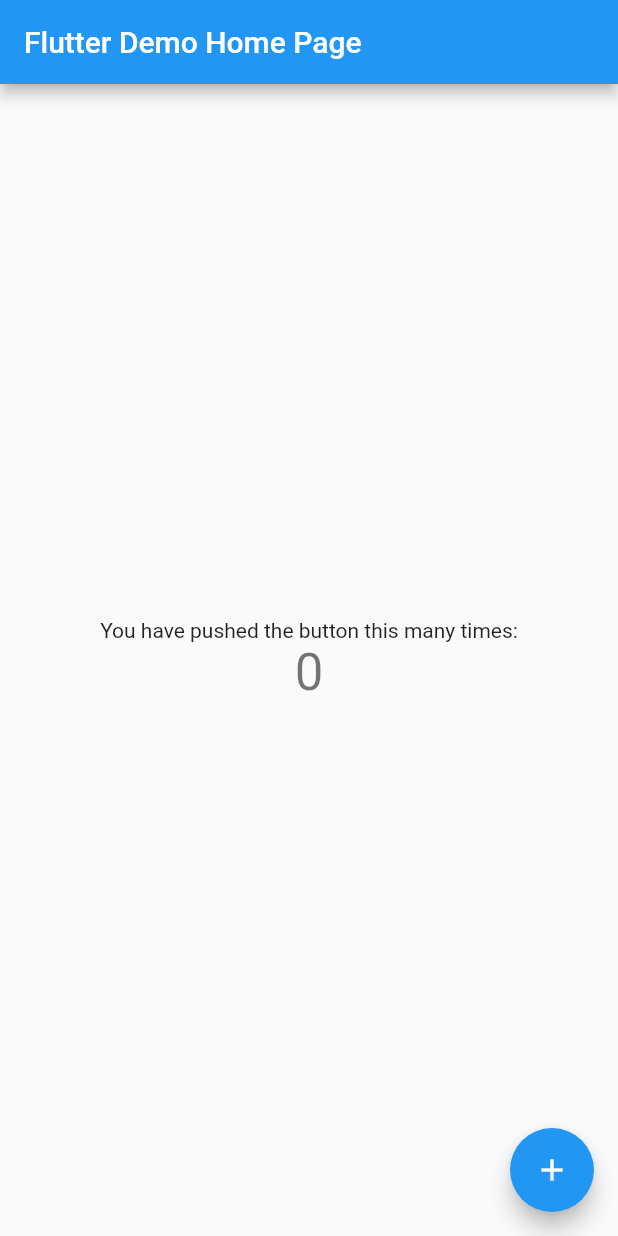
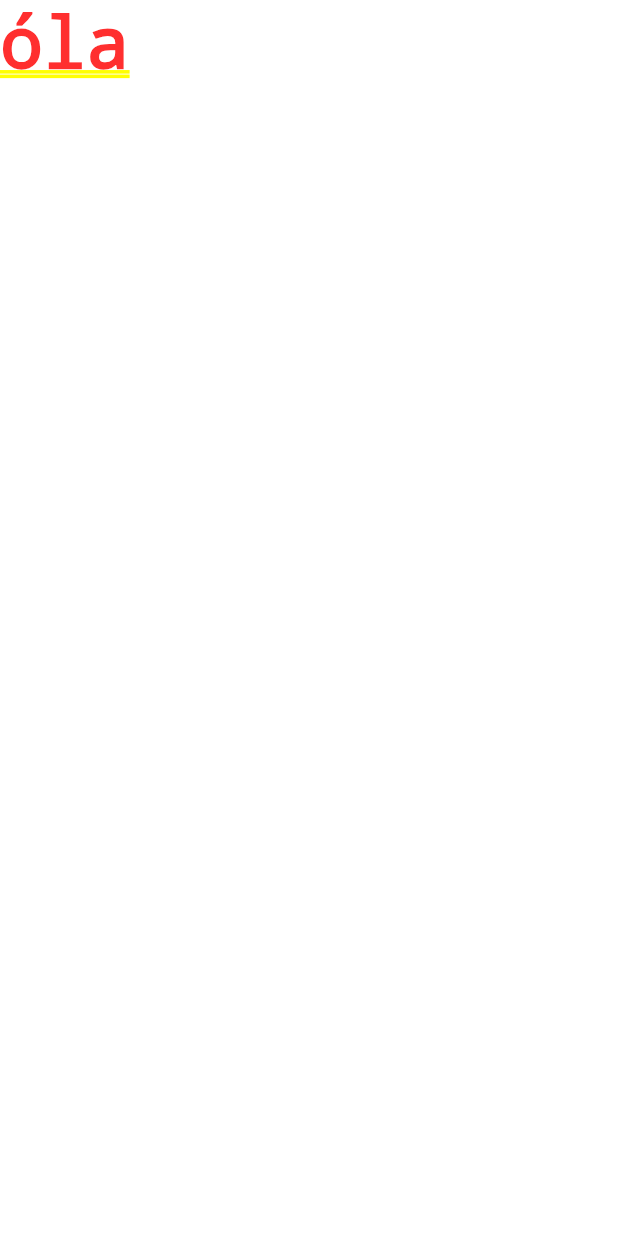
Before and after one commit to blaacke/blk-repository, a Flutter app: the screen it shows after launch, on a phone screen of 412 x 824 dp. Run offline on Flutter 3.47's test engine with Material 2 defaults, Android fonts, the phone set to English and light mode, and no system bars; our stand-ins replace flutter_riverpod, hive_flutter; accounts and stored records are empty.

Commit message:
few classes

```diff
--- /dev/null
+++ b/lib/domain/model/terminal_note.dart
@@ -0,0 +1,4 @@
+import 'package:hive_flutter/hive_flutter.dart';
+
+@HiveType(typeId: 0)
+class TerminalNote {}
--- a/lib/main.dart
+++ b/lib/main.dart
@@ -1,115 +1,8 @@
 import 'package:flutter/material.dart';
+import 'package:flutter_riverpod/flutter_riverpod.dart';
+import 'package:terminal_remember/presentation/app.dart';
 
 void main() {
-  runApp(const MyApp());
+  WidgetsFlutterBinding.ensureInitialized();
+  runApp(const ProviderScope(child: App()));
 }
-
-class MyApp extends StatelessWidget {
-  const MyApp({super.key});
-
-  // This widget is the root of your application.
-  @override
-  Widget build(BuildContext context) {
-    return MaterialApp(
-      title: 'Flutter Demo',
-      theme: ThemeData(
-        // This is the theme of your application.
-        //
-        // Try running your application with "flutter run". You'll see the
-        // application has a blue toolbar. Then, without quitting the app, try
-        // changing the primarySwatch below to Colors.green and then invoke
-        // "hot reload" (press "r" in the console where you ran "flutter run",
-        // or simply save your changes to "hot reload" in a Flutter IDE).
-        // Notice that the counter didn't reset back to zero; the application
-        // is not restarted.
-        primarySwatch: Colors.blue,
-      ),
-      home: const MyHomePage(title: 'Flutter Demo Home Page'),
-    );
-  }
-}
-
-class MyHomePage extends StatefulWidget {
-  const MyHomePage({super.key, required this.title});
-
-  // This widget is the home page of your application. It is stateful, meaning
-  // that it has a State object (defined below) that contains fields that affect
-  // how it looks.
-
-  // This class is the configuration for the state. It holds the values (in this
-  // case the title) provided by the parent (in this case the App widget) and
-  // used by the build method of the State. Fields in a Widget subclass are
-  // always marked "final".
-
-  final String title;
-
-  @override
-  State<MyHomePage> createState() => _MyHomePageState();
-}
-
-class _MyHomePageState extends State<MyHomePage> {
-  int _counter = 0;
-
-  void _incrementCounter() {
-    setState(() {
-      // This call to setState tells the Flutter framework that something has
-      // changed in this State, which causes it to rerun the build method below
-      // so that the display can reflect the updated values. If we changed
-      // _counter without calling setState(), then the build method would not be
-      // called again, and so nothing would appear to happen.
-      _counter++;
-    });
-  }
-
-  @override
-  Widget build(BuildContext context) {
-    // This method is rerun every time setState is called, for instance as done
-    // by the _incrementCounter method above.
-    //
-    // The Flutter framework has been optimized to make rerunning build methods
-    // fast, so that you can just rebuild anything that needs updating rather
-    // than having to individually change instances of widgets.
-    return Scaffold(
-      appBar: AppBar(
-        // Here we take the value from the MyHomePage object that was created by
-        // the App.build method, and use it to set our appbar title.
-        title: Text(widget.title),
-      ),
-      body: Center(
-        // Center is a layout widget. It takes a single child and positions it
-        // in the middle of the parent.
-        child: Column(
-          // Column is also a layout widget. It takes a list of children and
-          // arranges them vertically. By default, it sizes itself to fit its
-          // children horizontally, and tries to be as tall as its parent.
-          //
-          // Invoke "debug painting" (press "p" in the console, choose the
-          // "Toggle Debug Paint" action from the Flutter Inspector in Android
-          // Studio, or the "Toggle Debug Paint" command in Visual Studio Code)
-          // to see the wireframe for each widget.
-          //
-          // Column has various properties to control how it sizes itself and
-          // how it positions its children. Here we use mainAxisAlignment to
-          // center the children vertically; the main axis here is the vertical
-          // axis because Columns are vertical (the cross axis would be
-          // horizontal).
-          mainAxisAlignment: MainAxisAlignment.center,
-          children: <Widget>[
-            const Text(
-              'You have pushed the button this many times:',
-            ),
-            Text(
-              '$_counter',
-              style: Theme.of(context).textTheme.headlineMedium,
-            ),
-          ],
-        ),
-      ),
-      floatingActionButton: FloatingActionButton(
-        onPressed: _incrementCounter,
-        tooltip: 'Increment',
-        child: const Icon(Icons.add),
-      ), // This trailing comma makes auto-formatting nicer for build methods.
-    );
-  }
-}
--- /dev/null
+++ b/lib/presentation/app.dart
@@ -0,0 +1,17 @@
+import 'package:flutter/material.dart';
+import 'package:terminal_remember/presentation/screen/main_screen.dart';
+import 'package:terminal_remember/presentation/utils/constants.dart';
+
+class App extends StatelessWidget {
+  const App({super.key});
+
+  @override
+  Widget build(BuildContext context) {
+    return MaterialApp(
+      debugShowCheckedModeBanner: false,
+      title: 'Terminal Lines Vault',
+      home: const MainScreen(),
+      theme: myTheme,
+    );
+  }
+}
--- /dev/null
+++ b/lib/presentation/screen/main_screen.dart
@@ -0,0 +1,12 @@
+import 'package:flutter/material.dart';
+
+class MainScreen extends StatelessWidget {
+  const MainScreen({super.key});
+
+  @override
+  Widget build(BuildContext context) {
+    return Container(
+      child: Text('óla'),
+    );
+  }
+}
--- /dev/null
+++ b/lib/presentation/utils/constants.dart
@@ -0,0 +1,25 @@
+import 'package:flutter/material.dart';
+
+const Color primary = Colors.black54;
+final Color secundary = Colors.deepPurple[400]!;
+
+final ThemeData myTheme = ThemeData(
+  colorScheme: ColorScheme(
+      brightness: Brightness.dark,
+      primary: primary,
+      onPrimary: primary,
+      secondary: secundary,
+      onSecondary: secundary,
+      error: secundary,
+      onError: secundary,
+      background: primary,
+      onBackground: primary,
+      surface: secundary,
+      onSurface: secundary),
+  primaryColor: Colors.black.withOpacity(0.6),
+  textTheme: const TextTheme(
+    bodyLarge: TextStyle(color: Colors.black),
+    bodyMedium: TextStyle(color: Colors.black),
+    titleLarge: TextStyle(color: Colors.black, fontWeight: FontWeight.bold),
+  ),
+);
```
Also changed, not shown: pubspec.yaml (+10 -71 lines), pubspec.lock, 8 other files.
